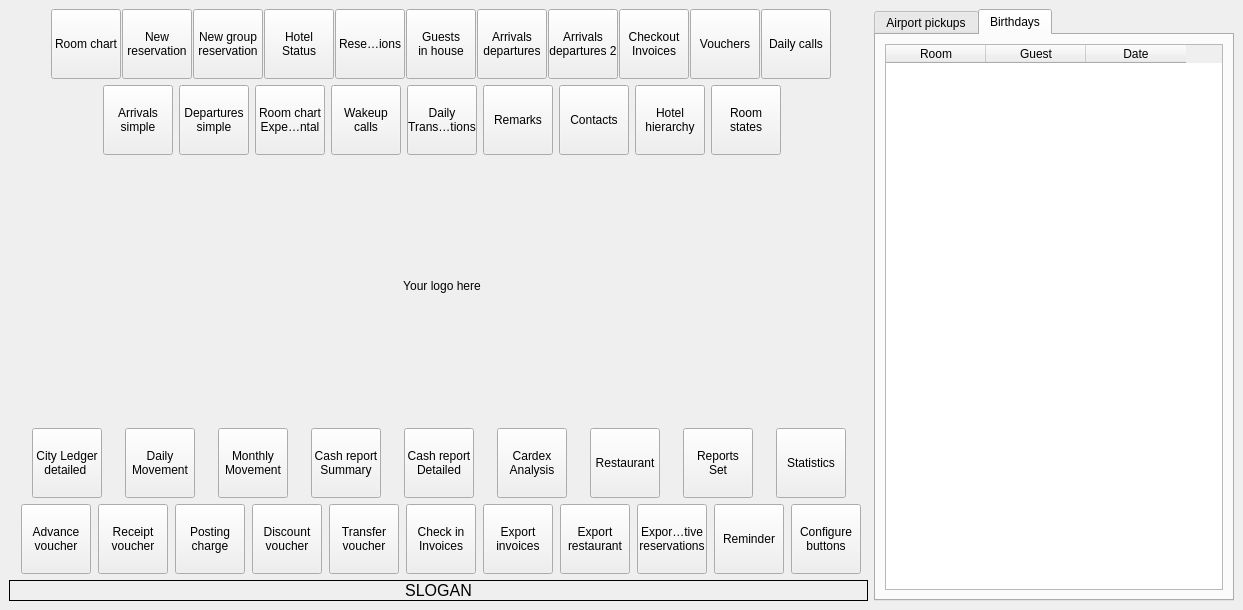
This is Resort/wwelcome.ui in End1-1/Resort as Qt 5 draws it before an edit. The edited form follows.
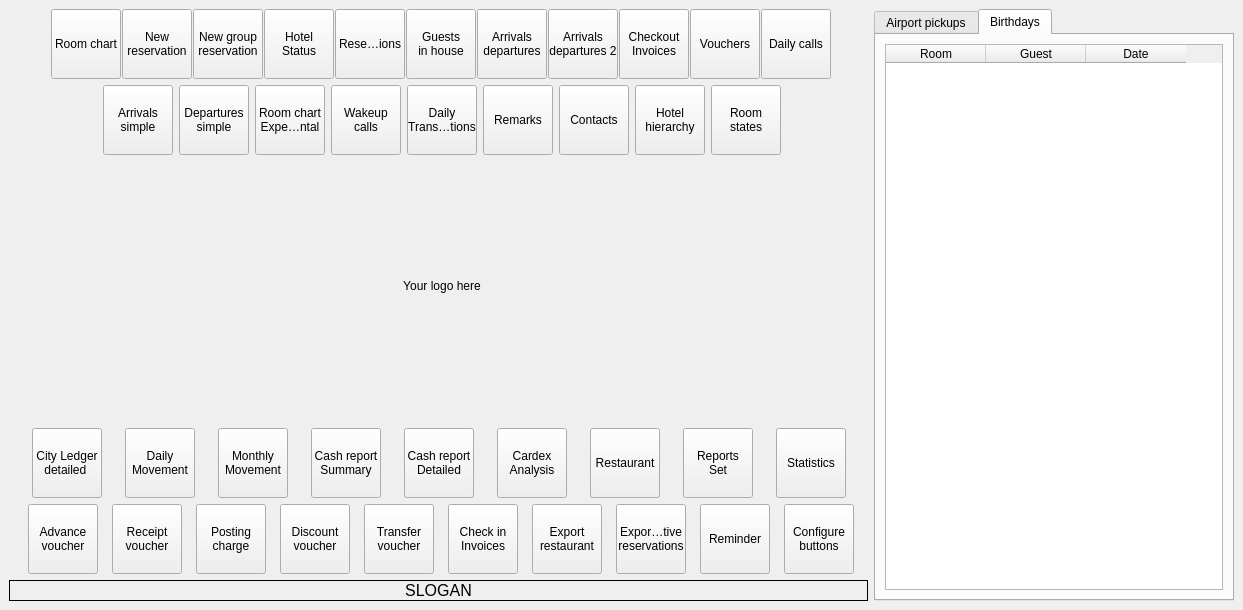
This is the edited form. Icons and pictures are not drawn. Custom widgets are drawn as their Qt base class.

Diff of the .ui file:
```diff
--- a/Resort/wwelcome.ui
+++ b/Resort/wwelcome.ui
@@ -1007,42 +1007,6 @@
            </property>
           </widget>
          </item>
-         <item>
-          <widget class="EToolbarButton" name="btnExportInvoices">
-           <property name="minimumSize">
-            <size>
-             <width>70</width>
-             <height>70</height>
-            </size>
-           </property>
-           <property name="maximumSize">
-            <size>
-             <width>70</width>
-             <height>70</height>
-            </size>
-           </property>
-           <property name="text">
-            <string>Export
-invoices</string>
-           </property>
-           <property name="icon">
-            <iconset resource="res.qrc">
-             <normaloff>:/images/database.png</normaloff>:/images/database.png</iconset>
-           </property>
-           <property name="iconSize">
-            <size>
-             <width>32</width>
-             <height>32</height>
-            </size>
-           </property>
-           <property name="toolButtonStyle">
-            <enum>Qt::ToolButtonTextUnderIcon</enum>
-           </property>
-           <property name="Tag" stdset="0">
-            <string/>
-           </property>
-          </widget>
-         </item>
          <item>
           <widget class="EToolbarButton" name="btnExportRestaurant">
            <property name="minimumSize">
```
